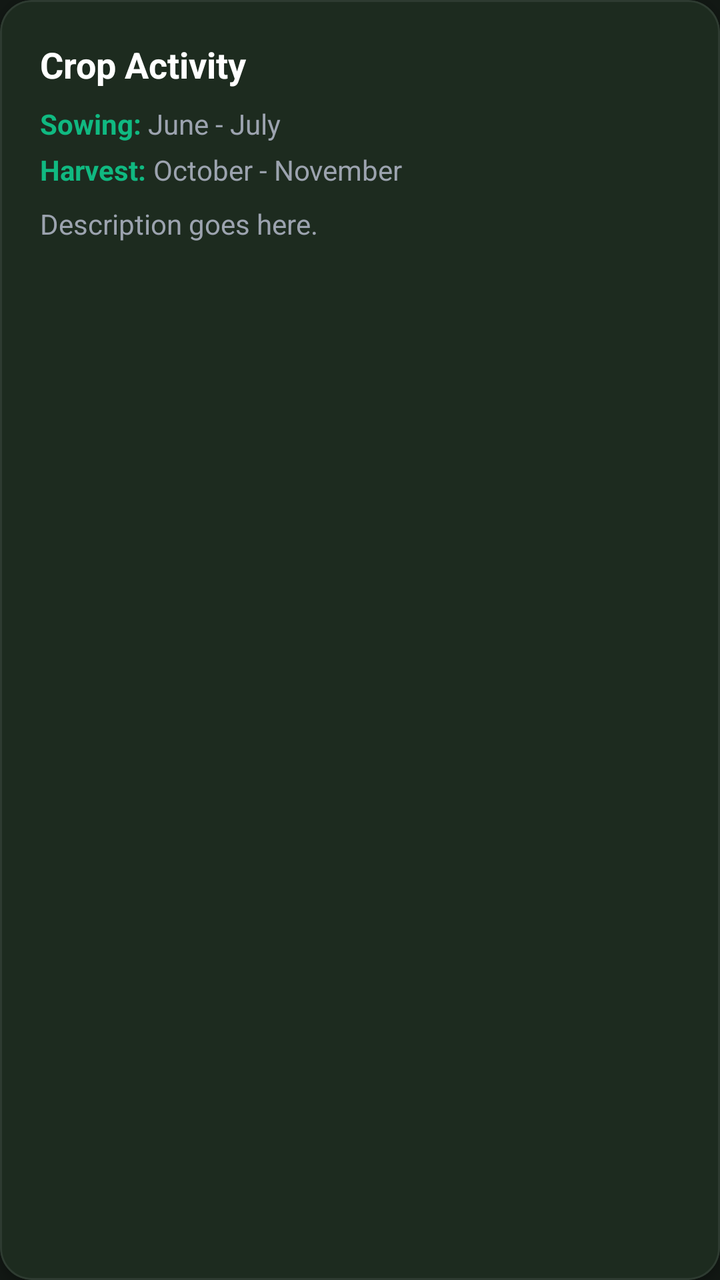
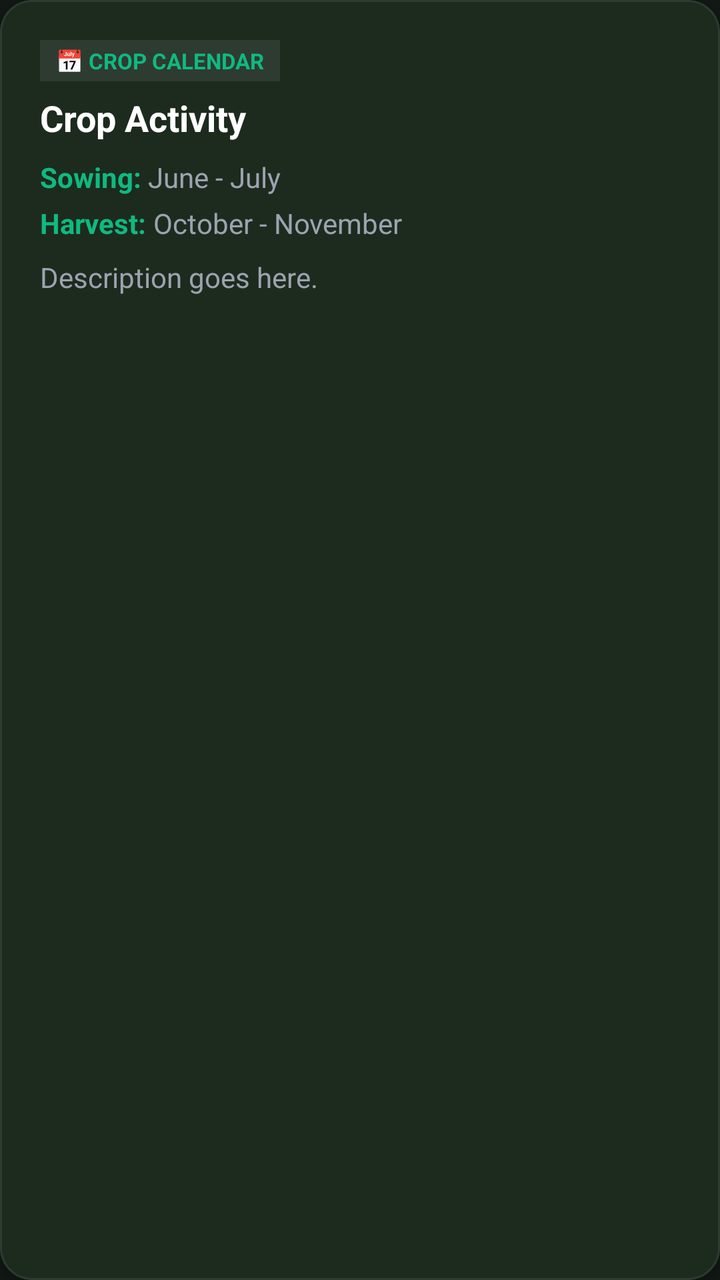

Compare the two renders of this Android layout. The source of the first and the diff that turns it into the second are given below.
<!-- AndroidManifest.xml: application theme Theme.SmartAgriculture -->
<!-- res/layout/item_calendar.xml -->
<?xml version="1.0" encoding="utf-8"?>
<com.google.android.material.card.MaterialCardView xmlns:android="http://schemas.android.com/apk/res/android"
    xmlns:app="http://schemas.android.com/apk/res-auto"
    android:layout_width="match_parent"
    android:layout_height="wrap_content"
    android:layout_marginHorizontal="16dp"
    android:layout_marginVertical="8dp"
    app:cardBackgroundColor="#1C241E"
    app:cardCornerRadius="16dp"
    app:cardElevation="3dp"
    app:strokeColor="#2E3B31"
    app:strokeWidth="1dp">

    <LinearLayout
        android:layout_width="match_parent"
        android:layout_height="wrap_content"
        android:orientation="vertical"
        android:padding="20dp">

        <TextView
            android:id="@+id/tvCropName"
            android:layout_width="wrap_content"
            android:layout_height="wrap_content"
            android:text="Crop Activity"
            android:textSize="18sp"
            android:textStyle="bold"
            android:textColor="#FFFFFF" />

        <LinearLayout
            android:layout_width="match_parent"
            android:layout_height="wrap_content"
            android:orientation="horizontal"
            android:layout_marginTop="8dp">

            <TextView
                android:layout_width="wrap_content"
                android:layout_height="wrap_content"
                android:text="Sowing: "
                android:textStyle="bold"
                android:textColor="#10B981"/>

            <TextView
                android:id="@+id/tvSowing"
                android:layout_width="wrap_content"
                android:layout_height="wrap_content"
                android:text="June - July"
                android:textColor="#9CA3AF"/>
        </LinearLayout>

        <LinearLayout
            android:layout_width="match_parent"
            android:layout_height="wrap_content"
            android:orientation="horizontal"
            android:layout_marginTop="4dp">

            <TextView
                android:layout_width="wrap_content"
                android:layout_height="wrap_content"
                android:text="Harvest: "
                android:textStyle="bold"
                android:textColor="#10B981"/>

            <TextView
                android:id="@+id/tvHarvest"
                android:layout_width="wrap_content"
                android:layout_height="wrap_content"
                android:text="October - November"
                android:textColor="#9CA3AF"/>
        </LinearLayout>

        <TextView
            android:id="@+id/tvDescription"
            android:layout_width="match_parent"
            android:layout_height="wrap_content"
            android:layout_marginTop="8dp"
            android:text="Description goes here."
            android:textColor="#9CA3AF" />

    </LinearLayout>
</com.google.android.material.card.MaterialCardView>
<!-- resources referenced by this layout -->
<resources>
  <style name="Theme.SmartAgriculture" parent="Base.Theme.SmartAgriculture" />
  <style name="Base.Theme.SmartAgriculture" parent="Theme.Material3.DayNight.NoActionBar">
          
          <item name="colorPrimary">@color/colorPrimary</item>
          <item name="colorPrimaryVariant">@color/colorPrimaryVariant</item>
          <item name="colorOnPrimary">@color/colorOnPrimary</item>
          
          
          <item name="colorSecondary">@color/colorSecondary</item>
          <item name="colorSecondaryVariant">@color/colorSecondaryVariant</item>
          <item name="colorOnSecondary">@color/colorOnSecondary</item>
          
          
          <item name="android:colorBackground">#121814</item>
          <item name="colorSurface">#1C241E</item>
          <item name="colorSurfaceVariant">#242E27</item>
          <item name="colorOnSurface">#FFFFFF</item>
          <item name="colorOnSurfaceVariant">#9CA3AF</item>
          
          
          <item name="fontFamily">sans-serif</item>
      </style>
  <color name="colorPrimary">#2E7D32</color>
  <color name="colorPrimaryVariant">#1B5E20</color>
  <color name="colorOnPrimary">#FFFFFF</color>
  <color name="colorSecondary">#81C784</color>
  <color name="colorSecondaryVariant">#66BB6A</color>
  <color name="colorOnSecondary">#000000</color>
</resources>

<!-- the commit's change to res/layout/item_calendar.xml (unified diff, before → after) -->
@@ -16,6 +16,40 @@
         android:layout_height="wrap_content"
         android:orientation="vertical"
         android:padding="20dp">
+
+        <LinearLayout
+            android:layout_width="match_parent"
+            android:layout_height="wrap_content"
+            android:orientation="horizontal"
+            android:gravity="center_vertical"
+            android:layout_marginBottom="6dp">
+
+            <TextView
+                android:id="@+id/tvActivityType"
+                android:layout_width="wrap_content"
+                android:layout_height="wrap_content"
+                android:text="📅 CROP CALENDAR"
+                android:background="#2E3B31"
+                android:paddingHorizontal="8dp"
+                android:paddingVertical="3dp"
+                android:textColor="#10B981"
+                android:textSize="11sp"
+                android:textStyle="bold" />
+
+            <View
+                android:layout_width="0dp"
+                android:layout_height="1dp"
+                android:layout_weight="1" />
+
+            <ImageView
+                android:id="@+id/btnDeleteActivity"
+                android:layout_width="24dp"
+                android:layout_height="24dp"
+                android:src="@android:drawable/ic_menu_delete"
+                app:tint="#EF4444"
+                android:contentDescription="Delete"
+                android:visibility="gone" />
+        </LinearLayout>
 
         <TextView
             android:id="@+id/tvCropName"
